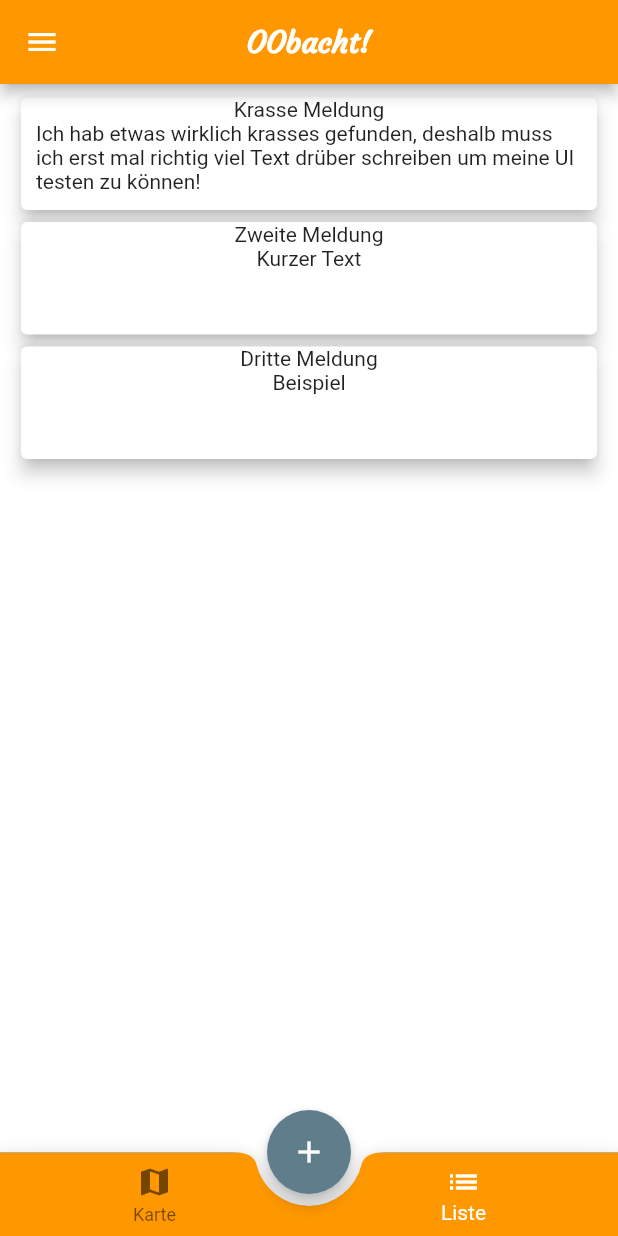
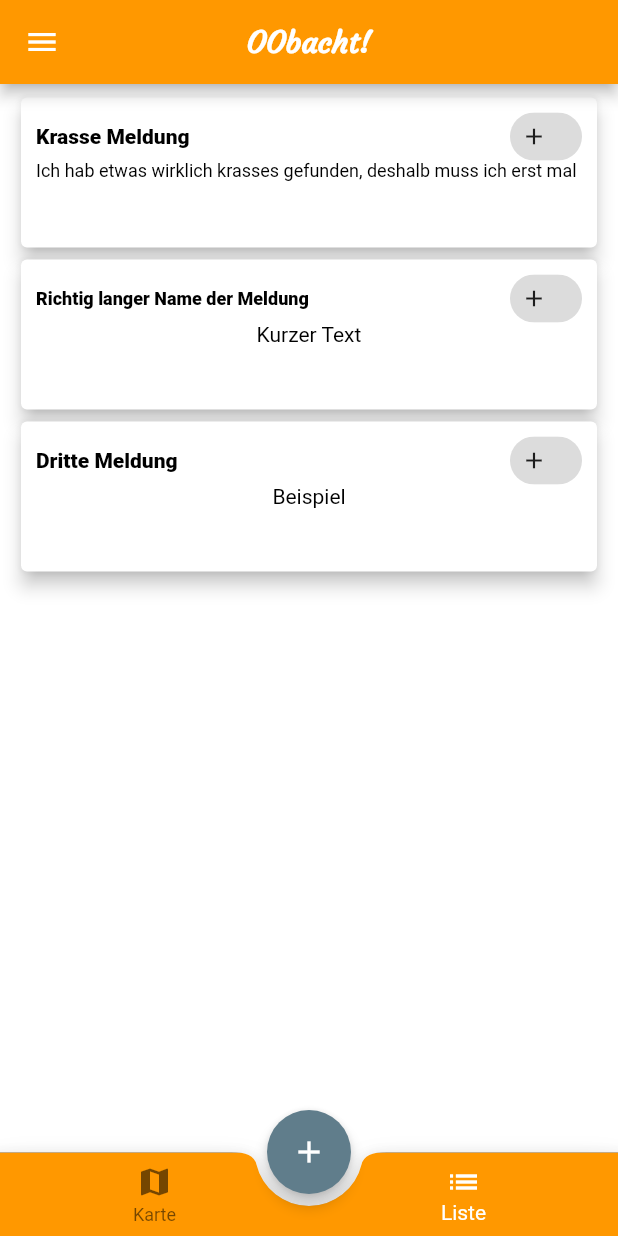
Before and after one commit to KremlingP/OObacht, a Flutter app: the screen it shows once a user with an empty profile is signed in, swiped to page 2, on a phone screen of 412 x 824 dp. Run offline on Flutter 3.47's test engine with Material 2 defaults, Android fonts, the phone set to English and light mode, and no system bars; drawn by our look-alikes of auto_size_text; our stand-ins replace firebase_auth, firebase_core, flutter_signin_button, google_sign_in, shared_preferences; accounts and stored records are empty.

Commit message:
styling wip

```diff
--- a/lib/screens/main_menu/pages/main_list/components/reports_list_tile.dart
+++ b/lib/screens/main_menu/pages/main_list/components/reports_list_tile.dart
@@ -1,7 +1,10 @@
 import 'package:flutter/material.dart';
 import 'package:oobacht/logic/classes/report.dart';
 import 'package:oobacht/screens/report_details/report_details_screen.dart';
+import 'package:oobacht/utils/helper_methods.dart';
 import 'package:oobacht/utils/navigator_helper.dart' as navigator;
+import 'package:oobacht/widgets/text_styles/bold_text_style.dart';
+import 'package:oobacht/widgets/text_styles/normal_text_style.dart';
 
 class ReportsListTile extends StatelessWidget {
   final Report data;
@@ -10,6 +13,7 @@ class ReportsListTile extends StatelessWidget {
 
   @override
   Widget build(BuildContext context) {
+    MediaQueryData media = MediaQuery.of(context);
     return Padding(
       padding: const EdgeInsets.symmetric(horizontal: 5.0),
       child: InkWell(
@@ -17,12 +21,38 @@ class ReportsListTile extends StatelessWidget {
         child: Card(
           elevation: 5.0,
           child: Container(
-            padding: const EdgeInsets.symmetric(horizontal: 10.0),
-            height: 75,
+            padding: const EdgeInsets.all(10.0),
+            height: 100,
             child: Column(
               children: [
-                Text(data.title),
-                Text(data.description),
+                ///Header row: title and timestamp
+                Expanded(
+                  flex: 2,
+                  child: Row(
+                    mainAxisAlignment: MainAxisAlignment.spaceBetween,
+                    children: [
+                      SizedBox(
+                          width: media.size.width / 2,
+                          child: BoldText(text: data.title, maxLines: 1)),
+                      Chip(
+                        avatar: const Icon(Icons.add),
+                        label: NormalText(
+                            text:
+                                HelperMethods.getDisplayDate(data.creationDate),
+                            maxLines: 1),
+                      ),
+                    ],
+                  ),
+                ),
+
+                ///Body row: groups and description excerpt with button to go to details
+                Expanded(
+                  flex: 3,
+                  child: NormalText(
+                    text: data.description,
+                    maxLines: 1,
+                  ),
+                ),
               ],
             ),
           ),
--- a/lib/screens/main_menu/pages/main_list/main_list.dart
+++ b/lib/screens/main_menu/pages/main_list/main_list.dart
@@ -40,8 +40,13 @@ class _MainListState extends State<MainList> {
             Group("2", Icons.save, "Speicher")
           ],
           "http://"),
-      Report("2", "Zweite Meldung", "Kurzer Text", DateTime.now(),
-          [Group("1", Icons.add, "Mathematiker")], "http://"),
+      Report(
+          "2",
+          "Richtig langer Name der Meldung was geht denn hier ab??!?!?",
+          "Kurzer Text",
+          DateTime.now(),
+          [Group("1", Icons.add, "Mathematiker")],
+          "http://"),
       Report("3", "Dritte Meldung", "Beispiel", DateTime.now(),
           [Group("1", Icons.add, "Mathematiker")], "http://"),
     ];
--- /dev/null
+++ b/lib/utils/helper_methods.dart
@@ -0,0 +1,5 @@
+class HelperMethods {
+  static String getDisplayDate(DateTime dateTime) {
+    return '${dateTime.day < 10 ? '0' : ''}${dateTime.day}.${dateTime.month < 10 ? '0' : ''}${dateTime.month}.${dateTime.year}';
+  }
+}
```
